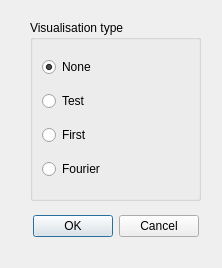
Old version of the form forms/settingswindow.ui in the repository Anteii/MusicPlayer.
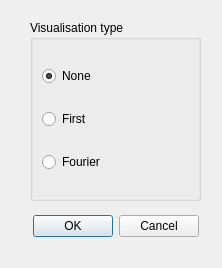
New version of the form.

```diff
--- a/forms/settingswindow.ui
+++ b/forms/settingswindow.ui
@@ -55,13 +55,6 @@
       </property>
      </widget>
     </item>
-    <item>
-     <widget class="QRadioButton" name="viz_1">
-      <property name="text">
-       <string>Test</string>
-      </property>
-     </widget>
-    </item>
     <item>
      <widget class="QRadioButton" name="viz_2">
       <property name="acceptDrops">
```
